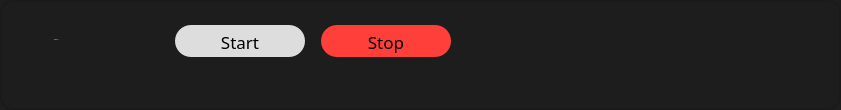
Old version of the form multibench/widgets/groupwidget.ui in the repository IlyaZh/Maiman-MCBS.
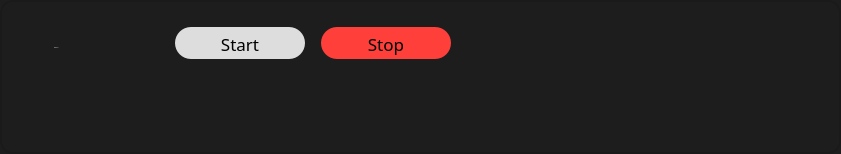
New version of the form.

Diff of the .ui file:
```diff
--- a/multibench/widgets/groupwidget.ui
+++ b/multibench/widgets/groupwidget.ui
@@ -7,7 +7,7 @@
     <x>0</x>
     <y>0</y>
     <width>841</width>
-    <height>110</height>
+    <height>154</height>
    </rect>
   </property>
   <property name="sizePolicy">
@@ -58,90 +58,41 @@
     <number>16</number>
    </property>
    <property name="verticalSpacing">
-    <number>14</number>
+    <number>0</number>
    </property>
-   <item row="0" column="1">
-    <layout class="QHBoxLayout" name="launchTable">
+   <item row="0" column="2">
+    <spacer name="horizontalSpacer_4">
+     <property name="orientation">
+      <enum>Qt::Horizontal</enum>
+     </property>
+     <property name="sizeHint" stdset="0">
+      <size>
+       <width>40</width>
+       <height>20</height>
+      </size>
+     </property>
+    </spacer>
+   </item>
+   <item row="0" column="3">
+    <layout class="QHBoxLayout" name="statusButtontable">
      <property name="spacing">
       <number>16</number>
      </property>
      <item>
-      <widget class="QPushButton" name="startButton">
-       <property name="sizePolicy">
-        <sizepolicy hsizetype="MinimumExpanding" vsizetype="Fixed">
-         <horstretch>0</horstretch>
-         <verstretch>0</verstretch>
-        </sizepolicy>
+      <spacer name="horizontalSpacer_3">
+       <property name="orientation">
+        <enum>Qt::Horizontal</enum>
        </property>
-       <property name="minimumSize">
-        <size>
-         <width>130</width>
-         <height>32</height>
-        </size>
+       <property name="sizeType">
+        <enum>QSizePolicy::Expanding</enum>
        </property>
-       <property name="maximumSize">
+       <property name="sizeHint" stdset="0">
         <size>
-         <width>130</width>
-         <height>32</height>
+         <width>250</width>
+         <height>21</height>
         </size>
        </property>
-       <property name="font">
-        <font>
-         <family>Poppins</family>
-         <pointsize>13</pointsize>
-        </font>
-       </property>
-       <property name="styleSheet">
-        <string notr="true">      border: 0px solid #DEDDDD;
-      border-radius: 16px;
-      color: #000000;
-      background: #DEDDDD;
-      padding-top: 2px;
-      text-align:center;</string>
-       </property>
-       <property name="text">
-        <string>Start</string>
-       </property>
-      </widget>
-     </item>
-     <item>
-      <widget class="QPushButton" name="stopButton">
-       <property name="sizePolicy">
-        <sizepolicy hsizetype="MinimumExpanding" vsizetype="Fixed">
-         <horstretch>0</horstretch>
-         <verstretch>0</verstretch>
-        </sizepolicy>
-       </property>
-       <property name="minimumSize">
-        <size>
-         <width>130</width>
-         <height>32</height>
-        </size>
-       </property>
-       <property name="maximumSize">
-        <size>
-         <width>130</width>
-         <height>32</height>
-        </size>
-       </property>
-       <property name="font">
-        <font>
-         <family>Poppins</family>
-         <pointsize>13</pointsize>
-        </font>
-       </property>
-       <property name="styleSheet">
-        <string notr="true">      border: 0px solid #FF403A;
-      border-radius: 16px;
-      color: #000000;
-      background: #FF403A;
-      padding-top: 2px;
-      text-align:center;</string>
-       </property>
-       <property name="text">
-        <string>Stop</string>
-       </property>
-      </widget>
+      </spacer>
      </item>
     </layout>
    </item>
@@ -150,8 +101,11 @@
      <property name="spacing">
       <number>16</number>
      </property>
+     <property name="topMargin">
+      <number>8</number>
+     </property>
      <property name="bottomMargin">
-      <number>3</number>
+      <number>0</number>
      </property>
      <item>
       <widget class="QLabel" name="linkLabel">
@@ -263,21 +217,115 @@
        <verstretch>0</verstretch>
       </sizepolicy>
      </property>
+     <property name="styleSheet">
+      <string notr="true">background-color: transparent;</string>
+     </property>
     </widget>
    </item>
-   <item row="0" column="2">
-    <spacer name="horizontalSpacer_4">
+   <item row="1" column="0">
+    <spacer name="verticalSpacer">
      <property name="orientation">
-      <enum>Qt::Horizontal</enum>
+      <enum>Qt::Vertical</enum>
+     </property>
+     <property name="sizeType">
+      <enum>QSizePolicy::Fixed</enum>
      </property>
      <property name="sizeHint" stdset="0">
       <size>
-       <width>40</width>
-       <height>20</height>
+       <width>20</width>
+       <height>30</height>
       </size>
      </property>
     </spacer>
    </item>
+   <item row="0" column="1" rowspan="2">
+    <layout class="QHBoxLayout" name="launchTable">
+     <property name="spacing">
+      <number>16</number>
+     </property>
+     <property name="bottomMargin">
+      <number>30</number>
+     </property>
+     <item>
+      <widget class="QPushButton" name="startButton">
+       <property name="sizePolicy">
+        <sizepolicy hsizetype="MinimumExpanding" vsizetype="Fixed">
+         <horstretch>0</horstretch>
+         <verstretch>0</verstretch>
+        </sizepolicy>
+       </property>
+       <property name="minimumSize">
+        <size>
+         <width>130</width>
+         <height>32</height>
+        </size>
+       </property>
+       <property name="maximumSize">
+        <size>
+         <width>130</width>
+         <height>32</height>
+        </size>
+       </property>
+       <property name="font">
+        <font>
+         <family>Poppins</family>
+         <pointsize>13</pointsize>
+        </font>
+       </property>
+       <property name="styleSheet">
+        <string notr="true">      border: 0px solid #DEDDDD;
+      border-radius: 16px;
+      color: #000000;
+      background: #DEDDDD;
+      padding-top: 2px;
+      text-align:center;</string>
+       </property>
+       <property name="text">
+        <string>Start</string>
+       </property>
+      </widget>
+     </item>
+     <item>
+      <widget class="QPushButton" name="stopButton">
+       <property name="sizePolicy">
+        <sizepolicy hsizetype="MinimumExpanding" vsizetype="Fixed">
+         <horstretch>0</horstretch>
+         <verstretch>0</verstretch>
+        </sizepolicy>
+       </property>
+       <property name="minimumSize">
+        <size>
+         <width>130</width>
+         <height>32</height>
+        </size>
+       </property>
+       <property name="maximumSize">
+        <size>
+         <width>130</width>
+         <height>32</height>
+        </size>
+       </property>
+       <property name="font">
+        <font>
+         <family>Poppins</family>
+         <pointsize>13</pointsize>
+        </font>
+       </property>
+       <property name="styleSheet">
+        <string notr="true">      border: 0px solid #FF403A;
+      border-radius: 16px;
+      color: #000000;
+      background: #FF403A;
+      padding-top: 2px;
+      text-align:center;</string>
+       </property>
+       <property name="text">
+        <string>Stop</string>
+       </property>
+      </widget>
+     </item>
+    </layout>
+   </item>
   </layout>
  </widget>
  <resources/>
```
Left out of the diff: 41 changed lines with no effect on the pictures.
